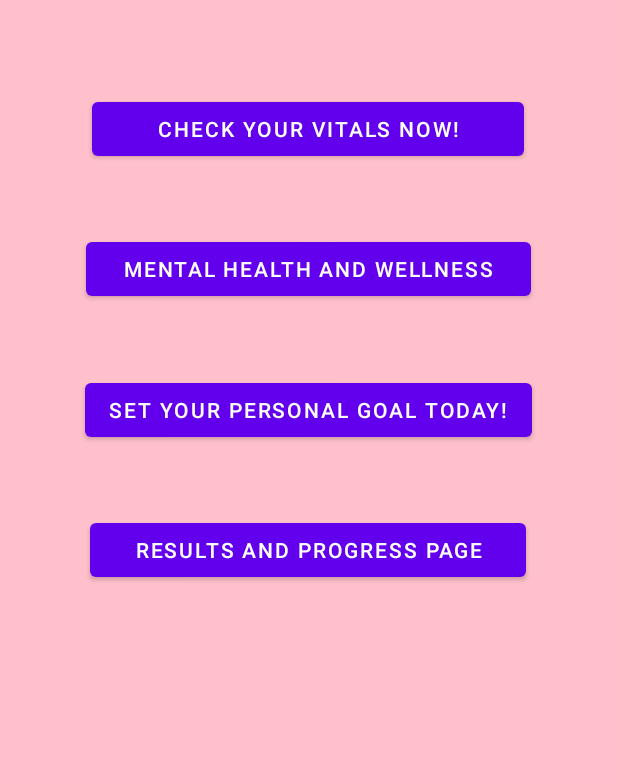
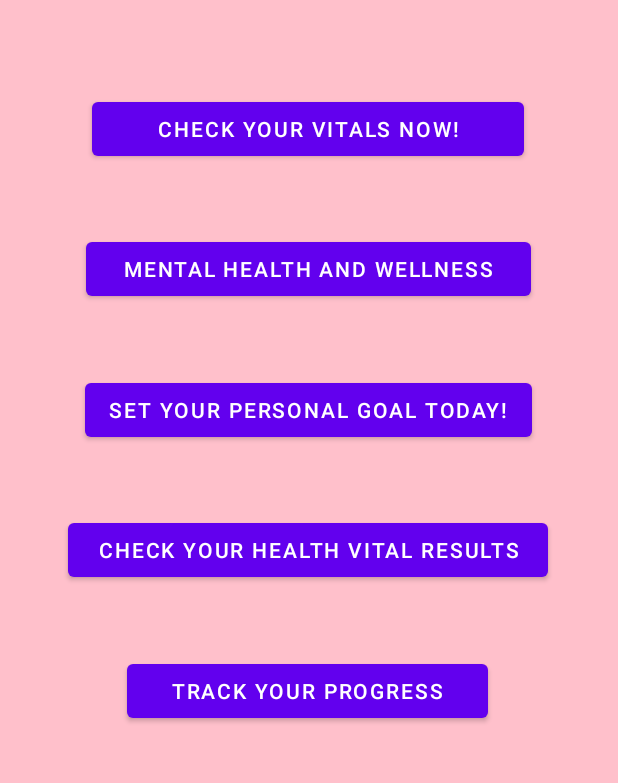
Before and after one commit to s-ramyalakshmi/MC-BeTheBestYou, an Android app: the NavigationBar screen opened directly, with no data from a screen before it, on a phone screen of 412 x 824 dp, the part 315-1098 px from its top. Run offline under Robolectric (Android 15) with nearby library versions, the phone set to English and light mode, and no system bars.

Commit message:
Pallav Commit on navigation bar

```diff
--- a/app/src/main/java/com/example/bethebestyou/NavigationBar.java
+++ b/app/src/main/java/com/example/bethebestyou/NavigationBar.java
@@ -16,7 +16,8 @@ public class NavigationBar extends AppCompatActivity {
         Button btnVitalsPage = findViewById(R.id.btnVitalsPage);
         Button btnMentalHealthPage = findViewById(R.id.btnMentalHealthPage);
         Button btnPersonalGoalPage = findViewById(R.id.btnPersonalGoalPage);
-        Button btnResultsProgress = findViewById(R.id.btnResultsProgress);
+        Button btnResults = findViewById(R.id.btnResults);
+        Button btnProgress = findViewById(R.id.btnProgress);
 
         btnVitalsPage.setOnClickListener(new View.OnClickListener() {
             @Override
@@ -47,6 +48,21 @@ public class NavigationBar extends AppCompatActivity {
             }
         });
 
-
+        btnResults.setOnClickListener(new View.OnClickListener() {
+            @Override
+            public void onClick(View v) {
+                // Start PersonalGoalActivity when btnPersonalGoalPage is clicked
+                Intent intent = new Intent(NavigationBar.this, activity_anomaly.class);
+                startActivity(intent);
+            }
+        });
+        btnProgress.setOnClickListener(new View.OnClickListener() {
+            @Override
+            public void onClick(View v) {
+                // Start PersonalGoalActivity when btnPersonalGoalPage is clicked
+                Intent intent = new Intent(NavigationBar.this, activity_progress_report.class);
+                startActivity(intent);
+            }
+        });
     }
 }
--- a/app/src/main/res/layout/activity_navigation_bar.xml
+++ b/app/src/main/res/layout/activity_navigation_bar.xml
@@ -57,15 +57,27 @@
         app:layout_constraintVertical_bias="0.560" />
 
     <Button
-        android:id="@+id/btnResultsProgress"
+        android:id="@+id/btnResults"
         android:layout_width="wrap_content"
         android:layout_height="wrap_content"
-        android:text="   Results and Progress Page   "
+        android:text=" Check your Health vital results "
         app:layout_constraintBottom_toBottomOf="parent"
         app:layout_constraintEnd_toEndOf="parent"
         app:layout_constraintHorizontal_bias="0.496"
         app:layout_constraintStart_toStartOf="parent"
         app:layout_constraintTop_toTopOf="parent"
         app:layout_constraintVertical_bias="0.690" />
+    <Button
+        android:id="@+id/btnProgress"
+        android:layout_width="wrap_content"
+        android:layout_height="wrap_content"
+        android:text="   Track your progress   "
+        app:layout_constraintBottom_toBottomOf="parent"
+        app:layout_constraintEnd_toEndOf="parent"
+        app:layout_constraintHorizontal_bias="0.496"
+        app:layout_constraintStart_toStartOf="parent"
+        app:layout_constraintTop_toTopOf="parent"
+        app:layout_constraintVertical_bias="0.820" />
+
 
 </androidx.constraintlayout.widget.ConstraintLayout>
```
